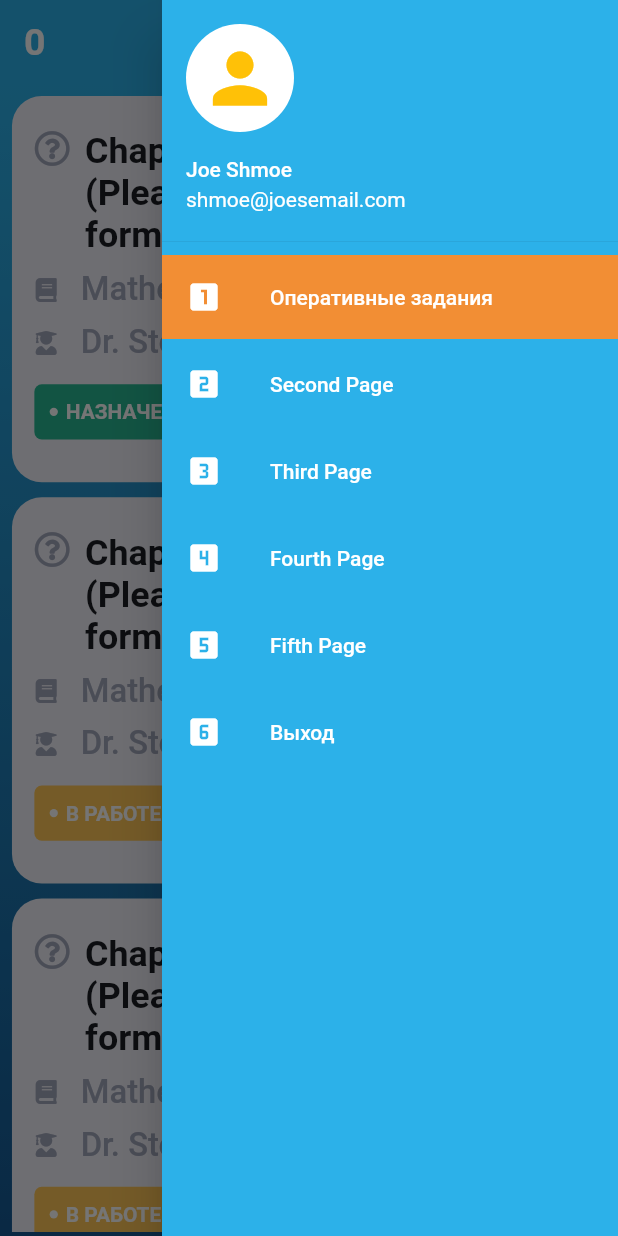
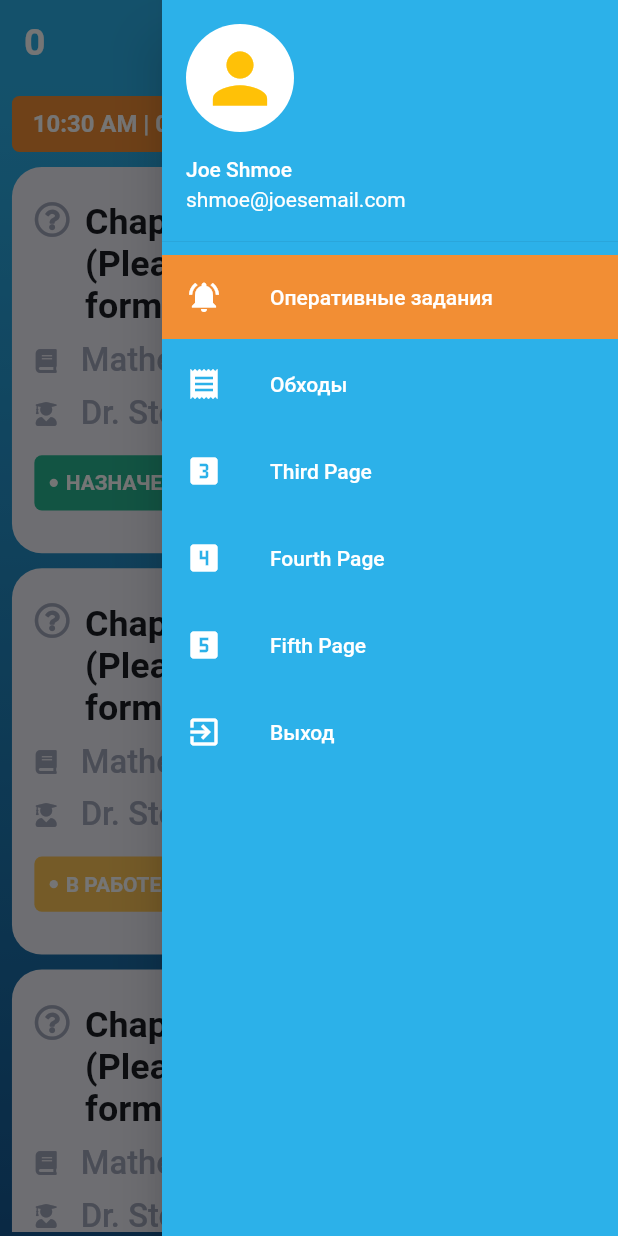
Before and after one commit to smoking68tv/NFC_Mobile, a Flutter app: the screen it shows after launch, with the side drawer open, on a phone screen of 412 x 824 dp. Run offline on Flutter 3.47's test engine with Material 2 defaults, Android fonts, the phone set to English and light mode, and no system bars; our stand-ins replace bloc, flutter_bloc, flutter_screenutil, font_awesome_flutter; missing offline and left inert: bloc_test.

Commit message:
add first version rounds page

```diff
--- a/lib/screens/tasks/taskListView.dart
+++ b/lib/screens/tasks/taskListView.dart
@@ -1,8 +1,10 @@
 import 'package:flutter/material.dart';
 import 'package:flutter_screenutil/flutter_screenutil.dart';
+import 'package:intl/intl.dart';
 import 'package:new_nfc/configs/ui/colors.dart';
 import 'package:new_nfc/widgets/cards/assignment_card.dart';
 import 'package:new_nfc/widgets/cards/file_wrapper.dart';
+import 'package:new_nfc/widgets/labels/label_card.dart';
 
 class TaskListPage extends StatelessWidget {
   @override
@@ -12,6 +14,11 @@ class TaskListPage extends StatelessWidget {
       child: Center(
         child: ListView(
           children: <Widget>[
+            LabelCard(
+              label: '${DateFormat('h:mm a | dd MMMM, yyyy').format(DateTime.now())}',
+              color: UiColors.defaultIcon,
+              width:  ScreenUtil().setWidth(20),
+            ),
             Padding(
               padding: EdgeInsets.all(ScreenUtil().setWidth(5.0)),
               child: AssignmentCard(
--- a/lib/widgets/cards/assignment_card.dart
+++ b/lib/widgets/cards/assignment_card.dart
@@ -178,7 +178,7 @@ class AssignmentCard extends StatelessWidget {
                         width: ScreenUtil().setWidth(1),
                       ),
                     ),
-                    splashColor: UiColors.defaultSplash,
+                    splashColor: UiColors.lightBlue,
                     padding: EdgeInsets.symmetric(
                       horizontal: ScreenUtil().setWidth(5.0),
                     ),
--- /dev/null
+++ b/lib/widgets/labels/label_card.dart
@@ -0,0 +1,58 @@
+import 'package:flutter/material.dart';
+import 'package:flutter_screenutil/flutter_screenutil.dart';
+import 'package:new_nfc/configs/ui/font_size.dart';
+import 'package:new_nfc/util/ui/screen_size.dart';
+
+class LabelCard extends StatelessWidget {
+  final String label;
+  final double width;
+  final double height;
+  final Color color;
+  final TextStyle textStyle;
+
+  const LabelCard({
+    Key key,
+    this.label,
+    this.width,
+    this.height,
+    this.color = Colors.black26,
+    this.textStyle,
+  }) : super(key: key);
+
+  @override
+  Widget build(BuildContext context) {
+    if (ScreenUtil() == null) {
+      ScreenUtil.init(
+        context,
+        designSize: Size(ScreenSize.width, ScreenSize.height),
+        allowFontScaling: true,
+      );
+    }
+
+    return Padding(
+        padding: EdgeInsets.all(ScreenUtil().setWidth(5.0)),
+        child: Container(
+          width: width,
+          height: height,
+          padding: EdgeInsets.symmetric(
+            horizontal: ScreenUtil().setWidth(14),
+            vertical: ScreenUtil().setHeight(10),
+          ),
+          decoration: BoxDecoration(
+            color: color,
+            borderRadius: BorderRadius.circular(
+              ScreenUtil().setWidth(5),
+            ),
+          ),
+          child: Text(
+            '$label',
+            style: textStyle ??
+                TextStyle(
+                  color: Colors.white,
+                  fontWeight: FontSize.bold,
+                  fontSize: FontSize.fontSize16,
+                ),
+          ),
+        ));
+  }
+}
--- a/lib/widgets/main/main_container.dart
+++ b/lib/widgets/main/main_container.dart
@@ -3,6 +3,8 @@ import 'package:flutter/material.dart';
 import 'package:flutter_bloc/flutter_bloc.dart';
 import 'package:new_nfc/configs/ui.dart';
 import 'package:new_nfc/screens/auth/loginView.dart';
+import 'package:new_nfc/screens/rounds/roundListView.dart';
+import 'package:new_nfc/widgets/cards/routine_card.dart';
 import 'package:new_nfc/screens/tasks/taskListView.dart';
 import 'package:new_nfc/widgets/appBar/appBar.dart';
 import 'package:new_nfc/widgets/navidation_drawer/blocs.dart';
@@ -72,8 +74,12 @@ class _MainContainerState extends State<MainContainerWidget> {
       return LoginPage();
     }
 
-     if (state.selectedItem.index == 0) {
+    if (state.selectedItem.index == 0) {
       return TaskListPage();
+    }
+
+    if (state.selectedItem.index == 1) {
+      return RoundListPage();
     }
   }
 }
--- a/lib/widgets/navidation_drawer/nav_drawer.dart
+++ b/lib/widgets/navidation_drawer/nav_drawer.dart
@@ -10,12 +10,12 @@ class NavDrawerWidget extends StatelessWidget {
 
   final List<_NavigationItem> _listItems = [
     _NavigationItem(true, null, null, null),
-    _NavigationItem(false, NavItem.tasks, "Оперативные задания", Icons.looks_one),
-    _NavigationItem(false, NavItem.page_two, "Second Page", Icons.looks_two),
+    _NavigationItem(false, NavItem.tasks, "Оперативные задания", Icons.notifications_active),
+    _NavigationItem(false, NavItem.rounds, "Обходы", Icons.receipt),
     _NavigationItem(false, NavItem.page_three, "Third Page", Icons.looks_3),
     _NavigationItem(false, NavItem.page_four, "Fourth Page", Icons.looks_4),
     _NavigationItem(false, NavItem.page_five, "Fifth Page", Icons.looks_5),
-    _NavigationItem(false, NavItem.exit, "Выход", Icons.looks_6),
+    _NavigationItem(false, NavItem.exit, "Выход", Icons.exit_to_app),
   ];
 
   NavDrawerWidget(this.accountName, this.accountEmail);
--- a/lib/widgets/navidation_drawer/nav_drawer_state.dart
+++ b/lib/widgets/navidation_drawer/nav_drawer_state.dart
@@ -12,7 +12,7 @@ class NavDrawerState {
 
 enum NavItem {
   tasks,
-  page_two,
+  rounds,
   page_three,
   page_four,
   page_five,
```
Also changed, not shown: lib/screens/rounds/roundListView.dart (added, +43 -0 lines), lib/widgets/cards/card.dart (added, +77 -0 lines), lib/widgets/cards/routine_card.dart (added, +227 -0 lines).
